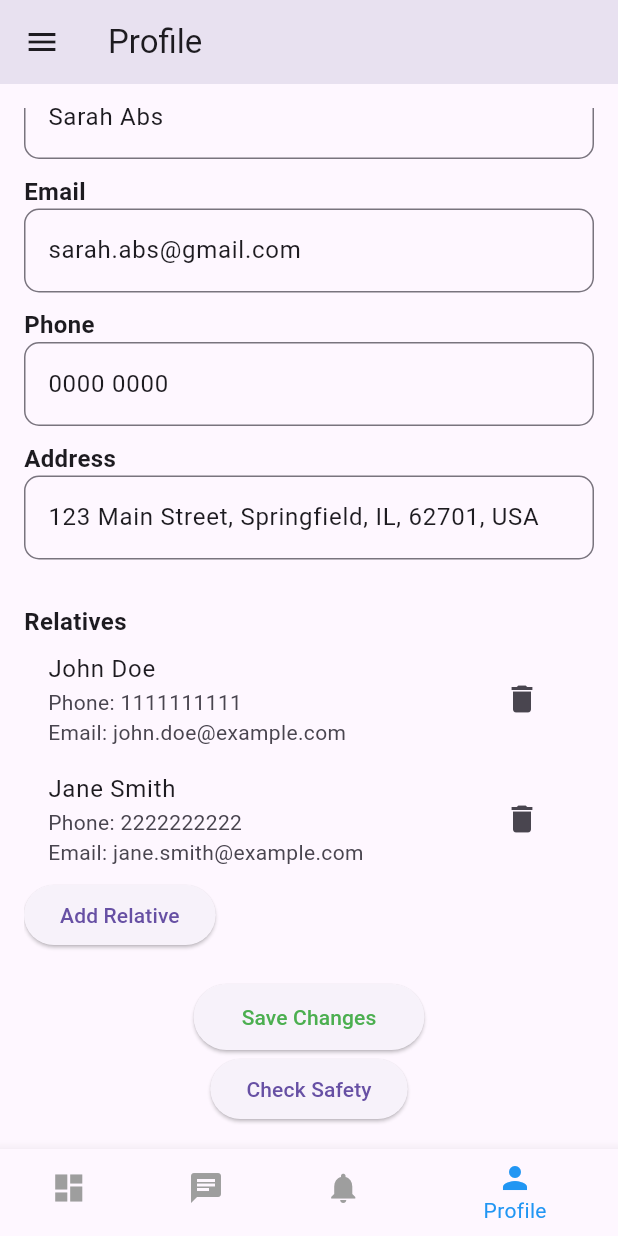
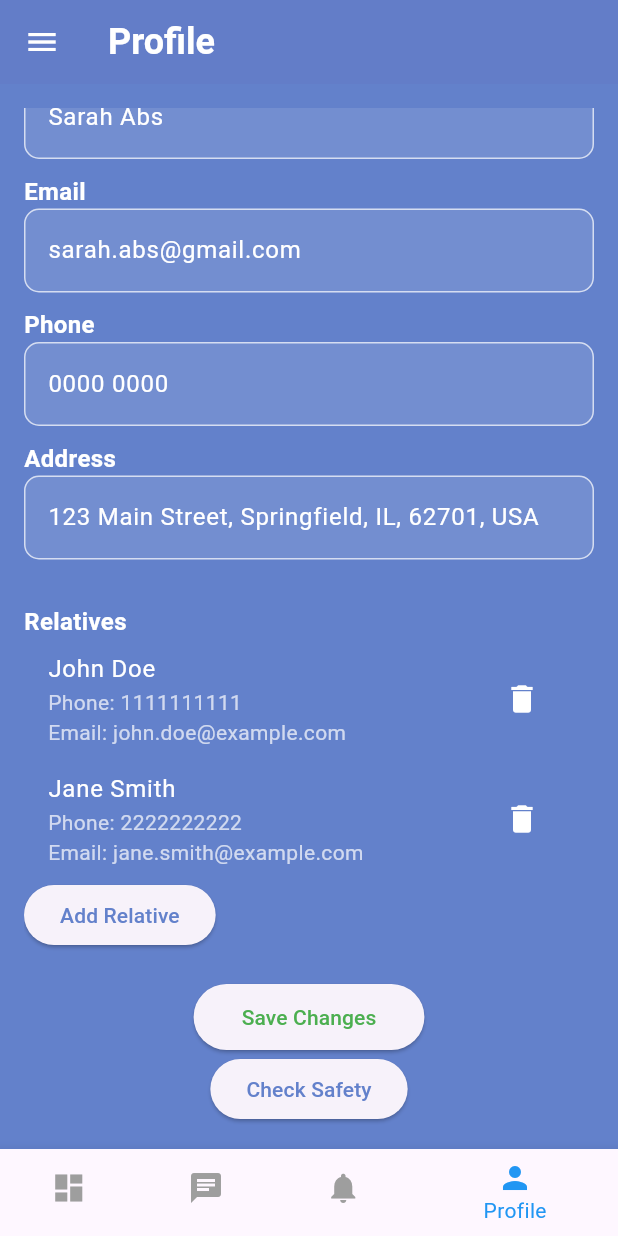
Before and after one commit to zeynepsudebaal/Senior-Project, a Flutter app: the screen it shows after launch, item 4 of the bottom bar chosen, scrolled down 155 dp, on a phone screen of 412 x 824 dp. Run offline on Flutter 3.47's test engine with Material 3 defaults, Android fonts, the phone set to English and light mode, and no system bars; network calls fail.

Commit message:
color arrangement

```diff
--- a/lib/pages/profile_page.dart
+++ b/lib/pages/profile_page.dart
@@ -3,11 +3,11 @@ import 'package:senior_project/pages/chat_page.dart';
 import 'package:senior_project/pages/notifications_page.dart';
 import 'package:senior_project/pages/showDialog.dart';
 import 'package:senior_project/pages/dashboard_page.dart';
-import 'package:senior_project/pages/settings_page.dart'; // SettingsPage import edildi
+import 'package:senior_project/pages/settings_page.dart';
 import '../models/user.dart';
 import '../utils/user_data.dart';
 import '../widgets/button_widget.dart';
-import 'package:senior_project/pages/login_page.dart'; // LoginPage import edildi
+import 'package:senior_project/pages/login_page.dart';
 
 class ProfilePage extends StatefulWidget {
   @override
@@ -23,91 +23,69 @@ class _ProfilePageState extends State<ProfilePage> {
       _selectedIndex = index;
     });
 
-    // Burada sayfa geçişlerini yönetebilirsin
     switch (index) {
       case 0:
-        Navigator.push(
-          context,
-          MaterialPageRoute(builder: (context) => DashboardPage()),
-        );
+        Navigator.push(context, MaterialPageRoute(builder: (context) => DashboardPage()));
         break;
       case 1:
-        Navigator.push(
-          context,
-          MaterialPageRoute(builder: (context) => ChatScreen()),
-        );
+        Navigator.push(context, MaterialPageRoute(builder: (context) => ChatScreen()));
         break;
       case 2:
-        Navigator.push(
-          context,
-          MaterialPageRoute(builder: (context) => NotificationPage()),
-        );
+        Navigator.push(context, MaterialPageRoute(builder: (context) => NotificationPage()));
         break;
       case 3:
-        Navigator.push(
-          context,
-          MaterialPageRoute(builder: (context) => ProfilePage()),
-        );
+        Navigator.push(context, MaterialPageRoute(builder: (context) => ProfilePage()));
         break;
     }
   }
 
   void _onDrawerItemTapped(int index) {
-    Navigator.pop(context); // Close the drawer
+    Navigator.pop(context);
     _onItemTapped(index);
   }
 
   @override
   Widget build(BuildContext context) {
     return Scaffold(
-      appBar: AppBar(title: Text("Profile")),
+      backgroundColor: const Color.fromARGB(255, 99, 129, 203),
+      appBar: AppBar(
+        title: Text(
+          "Profile",
+          style: TextStyle(fontSize: 24, fontWeight: FontWeight.bold, color: Colors.white),
+        ),
+        iconTheme: IconThemeData(color: Colors.white),
+        backgroundColor: const Color.fromARGB(255, 99, 129, 203),
+      ),
       drawer: Drawer(
         child: ListView(
           padding: EdgeInsets.zero,
           children: <Widget>[
             Container(
-              height: 120, // Set the desired height
+              height: 120,
               child: DrawerHeader(
-                decoration: BoxDecoration(
-                  color: const Color.fromARGB(255, 99, 129, 203),
-                ),
-                child: Text(
-                  'Menu',
-                  style: TextStyle(color: Colors.white, fontSize: 24),
-                ),
+                decoration: BoxDecoration(color: const Color.fromARGB(255, 99, 129, 203)),
+                child: Text('Menu', style: TextStyle(color: Colors.white, fontSize: 24)),
               ),
             ),
             ListTile(
               leading: Icon(Icons.dashboard),
               title: Text('Dashboard'),
               onTap: () {
-                Navigator.pushReplacement(
-                  context,
-                  MaterialPageRoute(builder: (context) => DashboardPage()),
-                );
+                Navigator.pushReplacement(context, MaterialPageRoute(builder: (context) => DashboardPage()));
               },
             ),
             ListTile(
               leading: Icon(Icons.settings),
               title: Text('Settings'),
               onTap: () {
-                Navigator.pushReplacement(
-                  context,
-                  MaterialPageRoute(builder: (context) => SettingsPage()),
-                );
+                Navigator.pushReplacement(context, MaterialPageRoute(builder: (context) => SettingsPage()));
               },
             ),
             ListTile(
               leading: Icon(Icons.logout),
               title: Text('Log out'),
               onTap: () {
-                // Çıkış yapma işlemi
-                Navigator.pushReplacement(
-                  context,
-                  MaterialPageRoute(
-                    builder: (context) => LoginPage(),
-                  ), // LoginPage'e yönlendiriyor
-                );
+                Navigator.pushReplacement(context, MaterialPageRoute(builder: (context) => LoginPage()));
               },
             ),
           ],
@@ -124,10 +102,9 @@ class _ProfilePageState extends State<ProfilePage> {
                 },
                 child: CircleAvatar(
                   radius: 50,
-                  backgroundImage:
-                      user.imagePath.startsWith('http')
-                          ? NetworkImage(user.imagePath)
-                          : AssetImage(user.imagePath) as ImageProvider,
+                  backgroundImage: user.imagePath.startsWith('http')
+                      ? NetworkImage(user.imagePath)
+                      : AssetImage(user.imagePath) as ImageProvider,
                 ),
               ),
               const SizedBox(height: 10),
@@ -156,7 +133,7 @@ class _ProfilePageState extends State<ProfilePage> {
                 onPressed: () {
                   showSafetyNotification(context);
                 },
-                child: Text("Check Safety"),
+                child: Text("Check Safety", style: TextStyle(color: Color.fromARGB(255, 99, 129, 203))),
               ),
             ],
           ),
@@ -164,43 +141,40 @@ class _ProfilePageState extends State<ProfilePage> {
       ),
       bottomNavigationBar: BottomNavigationBar(
         backgroundColor: Colors.white,
-        selectedItemColor: Colors.blue, // Seçili öğe rengi
-        unselectedItemColor: Colors.grey, // Seçilmemiş öğe rengi
-        currentIndex: _selectedIndex, // Seçili sekmeyi takip ediyor
+        selectedItemColor: Colors.blue,
+        unselectedItemColor: Colors.grey,
+        currentIndex: _selectedIndex,
         onTap: _onItemTapped,
         items: [
-          BottomNavigationBarItem(
-            icon: Icon(Icons.dashboard),
-            label: "Dashboard",
-          ),
+          BottomNavigationBarItem(icon: Icon(Icons.dashboard), label: "Dashboard"),
           BottomNavigationBarItem(icon: Icon(Icons.chat), label: "Chat"),
-          BottomNavigationBarItem(
-            icon: Icon(Icons.notifications),
-            label: "Notifications",
-          ),
+          BottomNavigationBarItem(icon: Icon(Icons.notifications), label: "Notifications"),
           BottomNavigationBarItem(icon: Icon(Icons.person), label: "Profile"),
         ],
       ),
     );
   }
 
-  Widget buildEditableField(
-    String label,
-    String value,
-    Function(String) onChanged,
-  ) {
+  Widget buildEditableField(String label, String value, Function(String) onChanged) {
     return Column(
       crossAxisAlignment: CrossAxisAlignment.start,
       children: [
         Text(
           label,
-          style: TextStyle(fontSize: 16, fontWeight: FontWeight.bold),
+          style: TextStyle(color: Colors.white, fontSize: 16, fontWeight: FontWeight.bold),
         ),
         TextFormField(
           initialValue: value,
           onChanged: onChanged,
+          style: TextStyle(color: Colors.white),
           decoration: InputDecoration(
-            border: OutlineInputBorder(borderRadius: BorderRadius.circular(10)),
+            hintText: label,
+            hintStyle: TextStyle(color: Colors.white70),
+            filled: true,
+            fillColor: Colors.white.withOpacity(0.1),
+            border: OutlineInputBorder(borderRadius: BorderRadius.circular(10), borderSide: BorderSide(color: Colors.white)),
+            enabledBorder: OutlineInputBorder(borderRadius: BorderRadius.circular(10), borderSide: BorderSide(color: Colors.white70)),
+            focusedBorder: OutlineInputBorder(borderRadius: BorderRadius.circular(10), borderSide: BorderSide(color: Colors.white)),
           ),
         ),
         SizedBox(height: 10),
@@ -214,7 +188,7 @@ class _ProfilePageState extends State<ProfilePage> {
       children: [
         Text(
           "Relatives",
-          style: TextStyle(fontSize: 16, fontWeight: FontWeight.bold),
+          style: TextStyle(color: Colors.white, fontSize: 16, fontWeight: FontWeight.bold),
         ),
         ListView.builder(
           shrinkWrap: true,
@@ -223,12 +197,13 @@ class _ProfilePageState extends State<ProfilePage> {
           itemBuilder: (context, index) {
             final relative = user.relatives[index];
             return ListTile(
-              title: Text(relative["name"]!),
+              title: Text(relative["name"]!, style: TextStyle(color: Colors.white)),
               subtitle: Text(
                 "Phone: ${relative["phone"]!}\nEmail: ${relative["email"]!}",
+                style: TextStyle(color: Colors.white70),
               ),
               trailing: IconButton(
-                icon: Icon(Icons.delete),
+                icon: Icon(Icons.delete, color: Colors.white),
                 onPressed: () {
                   setState(() {
                     user.relatives.removeAt(index);
@@ -242,7 +217,8 @@ class _ProfilePageState extends State<ProfilePage> {
           onPressed: () {
             // TODO: Implement add relative functionality
           },
-          child: Text("Add Relative"),
+          child: Text("Add Relative",
+            style: TextStyle(color: Color.fromARGB(255, 99, 129, 203))),
         ),
       ],
     );
```
